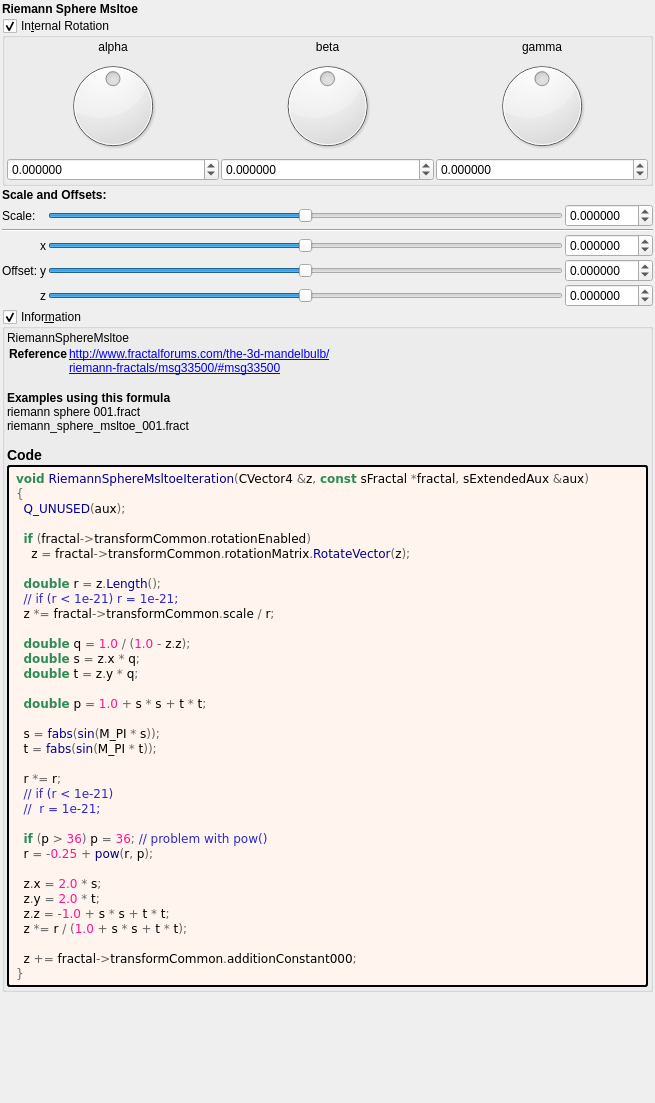
buddhi1980/mandelbulber2, file mandelbulber2/formula/ui/fractal_riemann_sphere_msltoe.ui: the form before one commit.
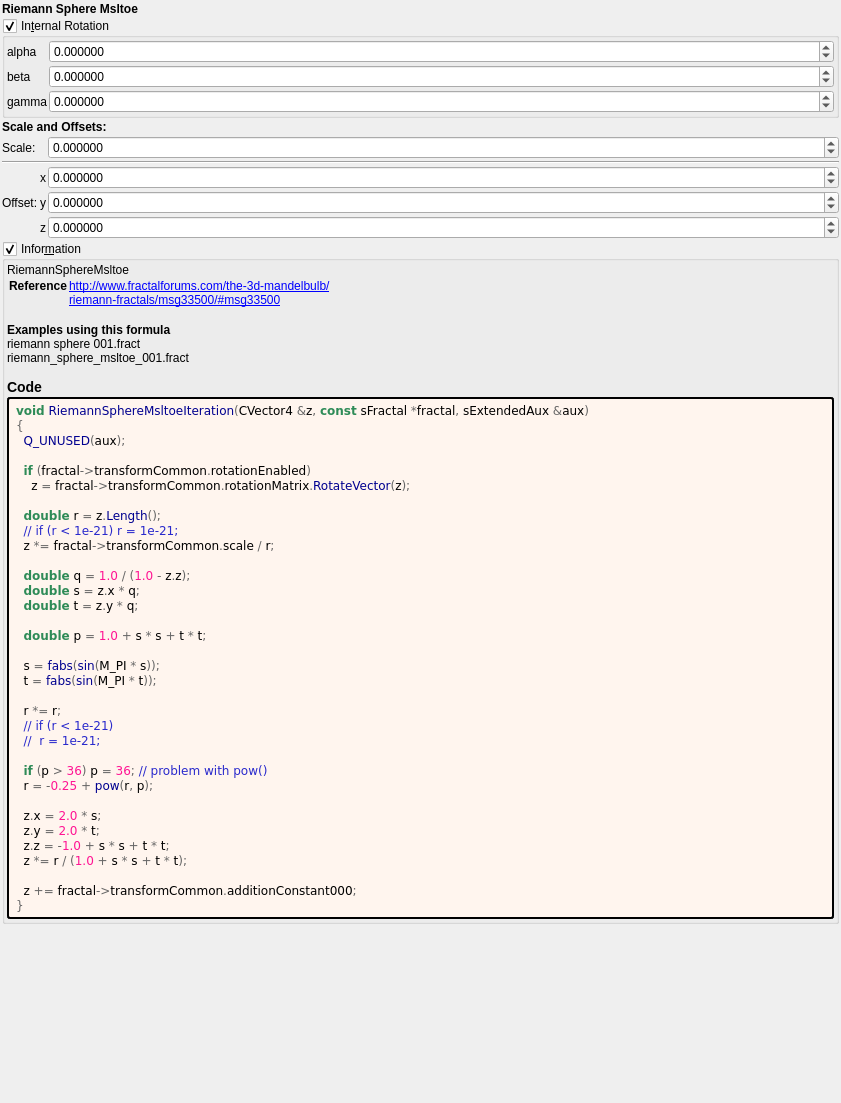
The form after the commit. Custom widgets are drawn as their Qt base class.

The edit to the form file:
```diff
--- a/mandelbulber2/formula/ui/fractal_riemann_sphere_msltoe.ui
+++ b/mandelbulber2/formula/ui/fractal_riemann_sphere_msltoe.ui
@@ -6,7 +6,7 @@
    <rect>
     <x>0</x>
     <y>0</y>
-    <width>655</width>
+    <width>841</width>
     <height>1103</height>
    </rect>
   </property>
@@ -67,28 +67,43 @@
        <number>2</number>
       </property>
       <item>
-       <layout class="QGridLayout" name="gridLayout_10">
+       <layout class="QGridLayout" name="gridLayout_10" columnstretch="0,1">
         <property name="spacing">
          <number>2</number>
         </property>
-        <item row="1" column="2">
+        <item row="3" column="1">
+         <widget class="MyDoubleSpinBox" name="spinboxd3_transf_rotation_z">
+          <property name="sizePolicy">
+           <sizepolicy hsizetype="Minimum" vsizetype="Maximum">
+            <horstretch>0</horstretch>
+            <verstretch>0</verstretch>
+           </sizepolicy>
+          </property>
+          <property name="prefix">
+           <string/>
+          </property>
+          <property name="suffix">
+           <string/>
+          </property>
+          <property name="decimals">
+           <number>6</number>
+          </property>
+          <property name="minimum">
+           <double>-180.000000000000000</double>
+          </property>
+          <property name="maximum">
+           <double>180.000000000000000</double>
+          </property>
+          <property name="singleStep">
+           <double>1.000000000000000</double>
+          </property>
+         </widget>
+        </item>
+        <item row="3" column="0">
          <widget class="QLabel" name="label_36">
           <property name="text">
            <string notr="true">gamma</string>
           </property>
-          <property name="alignment">
-           <set>Qt::AlignCenter</set>
-          </property>
-         </widget>
-        </item>
-        <item row="1" column="1">
-         <widget class="QLabel" name="label_34">
-          <property name="text">
-           <string notr="true">beta</string>
-          </property>
-          <property name="alignment">
-           <set>Qt::AlignCenter</set>
-          </property>
          </widget>
         </item>
         <item row="1" column="0">
@@ -96,80 +111,17 @@
           <property name="text">
            <string notr="true">alpha</string>
           </property>
-          <property name="alignment">
-           <set>Qt::AlignCenter</set>
-          </property>
-         </widget>
-        </item>
-        <item row="2" column="1">
-         <widget class="QDial" name="dial3_transf_rotation_y">
-          <property name="minimum">
-           <number>-18000</number>
-          </property>
-          <property name="maximum">
-           <number>18000</number>
-          </property>
-          <property name="wrapping">
-           <bool>true</bool>
-          </property>
-         </widget>
-        </item>
-        <item row="2" column="2">
-         <widget class="QDial" name="dial3_transf_rotation_z">
-          <property name="minimum">
-           <number>-18000</number>
-          </property>
-          <property name="maximum">
-           <number>18000</number>
-          </property>
-          <property name="wrapping">
-           <bool>true</bool>
-          </property>
-         </widget>
-        </item>
-        <item row="3" column="0">
-         <widget class="MyDoubleSpinBox" name="spinboxd3_transf_rotation_x">
-          <property name="sizePolicy">
-           <sizepolicy hsizetype="Minimum" vsizetype="Maximum">
-            <horstretch>0</horstretch>
-            <verstretch>0</verstretch>
-           </sizepolicy>
-          </property>
-          <property name="prefix">
-           <string/>
-          </property>
-          <property name="suffix">
-           <string/>
-          </property>
-          <property name="decimals">
-           <number>6</number>
-          </property>
-          <property name="minimum">
-           <double>-180.000000000000000</double>
-          </property>
-          <property name="maximum">
-           <double>180.000000000000000</double>
-          </property>
-          <property name="singleStep">
-           <double>1.000000000000000</double>
-          </property>
          </widget>
         </item>
         <item row="2" column="0">
-         <widget class="QDial" name="dial3_transf_rotation_x">
-          <property name="minimum">
-           <number>-18000</number>
-          </property>
-          <property name="maximum">
-           <number>18000</number>
-          </property>
-          <property name="wrapping">
-           <bool>true</bool>
+         <widget class="QLabel" name="label_34">
+          <property name="text">
+           <string notr="true">beta</string>
           </property>
          </widget>
         </item>
-        <item row="3" column="2">
-         <widget class="MyDoubleSpinBox" name="spinboxd3_transf_rotation_z">
+        <item row="1" column="1">
+         <widget class="MyDoubleSpinBox" name="spinboxd3_transf_rotation_x">
           <property name="sizePolicy">
            <sizepolicy hsizetype="Minimum" vsizetype="Maximum">
             <horstretch>0</horstretch>
@@ -196,7 +148,7 @@
           </property>
          </widget>
         </item>
-        <item row="3" column="1">
+        <item row="2" column="1">
          <widget class="MyDoubleSpinBox" name="spinboxd3_transf_rotation_y">
           <property name="sizePolicy">
            <sizepolicy hsizetype="Minimum" vsizetype="Maximum">
@@ -243,10 +195,101 @@
     </widget>
    </item>
    <item>
-    <layout class="QGridLayout" name="gridLayout_63">
+    <layout class="QGridLayout" name="gridLayout_63" columnstretch="0,0,0,1">
      <property name="spacing">
       <number>2</number>
      </property>
+     <item row="3" column="3">
+      <widget class="MyDoubleSpinBox" name="spinbox3_transf_addition_constant_x">
+       <property name="sizePolicy">
+        <sizepolicy hsizetype="Minimum" vsizetype="Maximum">
+         <horstretch>0</horstretch>
+         <verstretch>0</verstretch>
+        </sizepolicy>
+       </property>
+       <property name="prefix">
+        <string/>
+       </property>
+       <property name="suffix">
+        <string/>
+       </property>
+       <property name="decimals">
+        <number>6</number>
+       </property>
+       <property name="minimum">
+        <double>-99.989999999999995</double>
+       </property>
+       <property name="maximum">
+        <double>99.989999999999995</double>
+       </property>
+       <property name="singleStep">
+        <double>0.100000000000000</double>
+       </property>
+      </widget>
+     </item>
+     <item row="2" column="1" colspan="3">
+      <widget class="Line" name="line_55">
+       <property name="orientation">
+        <enum>Qt::Horizontal</enum>
+       </property>
+      </widget>
+     </item>
+     <item row="5" column="3">
+      <widget class="MyDoubleSpinBox" name="spinbox3_transf_addition_constant_z">
+       <property name="sizePolicy">
+        <sizepolicy hsizetype="Minimum" vsizetype="Maximum">
+         <horstretch>0</horstretch>
+         <verstretch>0</verstretch>
+        </sizepolicy>
+       </property>
+       <property name="prefix">
+        <string/>
+       </property>
+       <property name="suffix">
+        <string/>
+       </property>
+       <property name="decimals">
+        <number>6</number>
+       </property>
+       <property name="minimum">
+        <double>-99.989999999999995</double>
+       </property>
+       <property name="maximum">
+        <double>99.989999999999995</double>
+       </property>
+       <property name="singleStep">
+        <double>0.100000000000000</double>
+       </property>
+      </widget>
+     </item>
+     <item row="1" column="3">
+      <widget class="MyDoubleSpinBox" name="spinbox_transf_scale">
+       <property name="sizePolicy">
+        <sizepolicy hsizetype="Minimum" vsizetype="Maximum">
+         <horstretch>0</horstretch>
+         <verstretch>0</verstretch>
+        </sizepolicy>
+       </property>
+       <property name="prefix">
+        <string/>
+       </property>
+       <property name="suffix">
+        <string/>
+       </property>
+       <property name="decimals">
+        <number>6</number>
+       </property>
+       <property name="minimum">
+        <double>-99.989999999999995</double>
+       </property>
+       <property name="maximum">
+        <double>99.989999999999995</double>
+       </property>
+       <property name="singleStep">
+        <double>0.100000000000000</double>
+       </property>
+      </widget>
+     </item>
      <item row="1" column="1">
       <widget class="QLabel" name="label_251">
        <property name="text">
@@ -254,14 +297,7 @@
        </property>
       </widget>
      </item>
-     <item row="2" column="1" colspan="4">
-      <widget class="Line" name="line_55">
-       <property name="orientation">
-        <enum>Qt::Horizontal</enum>
-       </property>
-      </widget>
-     </item>
-     <item row="4" column="4">
+     <item row="4" column="3">
       <widget class="MyDoubleSpinBox" name="spinbox3_transf_addition_constant_y">
        <property name="sizePolicy">
         <sizepolicy hsizetype="Minimum" vsizetype="Maximum">
@@ -289,57 +325,6 @@
        </property>
       </widget>
      </item>
-     <item row="4" column="2">
-      <widget class="QLabel" name="label_113">
-       <property name="text">
-        <string notr="true">y</string>
-       </property>
-      </widget>
-     </item>
-     <item row="5" column="3">
-      <widget class="QSlider" name="slider3_transf_addition_constant_z">
-       <property name="sizePolicy">
-        <sizepolicy hsizetype="Expanding" vsizetype="Maximum">
-         <horstretch>0</horstretch>
-         <verstretch>0</verstretch>
-        </sizepolicy>
-       </property>
-       <property name="minimum">
-        <number>-5000000</number>
-       </property>
-       <property name="maximum">
-        <number>5000000</number>
-       </property>
-       <property name="singleStep">
-        <number>1</number>
-       </property>
-       <property name="orientation">
-        <enum>Qt::Horizontal</enum>
-       </property>
-      </widget>
-     </item>
-     <item row="1" column="3">
-      <widget class="QSlider" name="slider_transf_scale">
-       <property name="sizePolicy">
-        <sizepolicy hsizetype="Preferred" vsizetype="Preferred">
-         <horstretch>0</horstretch>
-         <verstretch>0</verstretch>
-        </sizepolicy>
-       </property>
-       <property name="minimum">
-        <number>-5000000</number>
-       </property>
-       <property name="maximum">
-        <number>5000000</number>
-       </property>
-       <property name="singleStep">
-        <number>1</number>
-       </property>
-       <property name="orientation">
-        <enum>Qt::Horizontal</enum>
-       </property>
-      </widget>
-     </item>
      <item row="3" column="2">
       <widget class="QLabel" name="label_112">
        <property name="text">
@@ -347,13 +332,6 @@
        </property>
       </widget>
      </item>
-     <item row="4" column="1">
-      <widget class="QLabel" name="label_255">
-       <property name="text">
-        <string>Offset:</string>
-       </property>
-      </widget>
-     </item>
      <item row="5" column="2">
       <widget class="QLabel" name="label_114">
        <property name="text">
@@ -361,131 +339,17 @@
        </property>
       </widget>
      </item>
-     <item row="5" column="4">
-      <widget class="MyDoubleSpinBox" name="spinbox3_transf_addition_constant_z">
-       <property name="sizePolicy">
-        <sizepolicy hsizetype="Minimum" vsizetype="Maximum">
-         <horstretch>0</horstretch>
-         <verstretch>0</verstretch>
-        </sizepolicy>
+     <item row="4" column="1">
+      <widget class="QLabel" name="label_255">
+       <property name="text">
+        <string>Offset:</string>
        </property>
-       <property name="prefix">
-        <string/>
-       </property>
-       <property name="suffix">
-        <string/>
-       </property>
-       <property name="decimals">
-        <number>6</number>
-       </property>
-       <property name="minimum">
-        <double>-99.989999999999995</double>
-       </property>
-       <property name="maximum">
-        <double>99.989999999999995</double>
-       </property>
-       <property name="singleStep">
-        <double>0.100000000000000</double>
-       </property>
       </widget>
      </item>
-     <item row="1" column="4">
-      <widget class="MyDoubleSpinBox" name="spinbox_transf_scale">
-       <property name="sizePolicy">
-        <sizepolicy hsizetype="Minimum" vsizetype="Maximum">
-         <horstretch>0</horstretch>
-         <verstretch>0</verstretch>
-        </sizepolicy>
-       </property>
-       <property name="prefix">
-        <string/>
-       </property>
-       <property name="suffix">
-        <string/>
-       </property>
-       <property name="decimals">
-        <number>6</number>
-       </property>
-       <property name="minimum">
-        <double>-99.989999999999995</double>
-       </property>
-       <property name="maximum">
-        <double>99.989999999999995</double>
-       </property>
-       <property name="singleStep">
-        <double>0.100000000000000</double>
-       </property>
-      </widget>
-     </item>
-     <item row="3" column="3">
-      <widget class="QSlider" name="slider3_transf_addition_constant_x">
-       <property name="sizePolicy">
-        <sizepolicy hsizetype="Preferred" vsizetype="Preferred">
-         <horstretch>0</horstretch>
-         <verstretch>0</verstretch>
-        </sizepolicy>
-       </property>
-       <property name="minimum">
-        <number>-5000000</number>
-       </property>
-       <property name="maximum">
-        <number>5000000</number>
-       </property>
-       <property name="singleStep">
-        <number>1</number>
-       </property>
-       <property name="orientation">
-        <enum>Qt::Horizontal</enum>
-       </property>
-      </widget>
-     </item>
-     <item row="4" column="3">
-      <widget class="QSlider" name="slider3_transf_addition_constant_y">
-       <property name="sizePolicy">
-        <sizepolicy hsizetype="Expanding" vsizetype="Maximum">
-         <horstretch>0</horstretch>
-         <verstretch>0</verstretch>
-        </sizepolicy>
-       </property>
-       <property name="minimum">
-        <number>-5000000</number>
-       </property>
-       <property name="maximum">
-        <number>5000000</number>
-       </property>
-       <property name="singleStep">
-        <number>1</number>
-       </property>
-       <property name="orientation">
-        <enum>Qt::Horizontal</enum>
-       </property>
-      </widget>
-     </item>
-     <item row="3" column="4">
-      <widget class="MyDoubleSpinBox" name="spinbox3_transf_addition_constant_x">
-       <property name="sizePolicy">
-        <sizepolicy hsizetype="Minimum" vsizetype="Maximum">
-         <horstretch>0</horstretch>
-         <verstretch>0</verstretch>
-        </sizepolicy>
-       </property>
-       <property name="prefix">
-        <string/>
-       </property>
-       <property name="suffix">
-        <string/>
-       </property>
-       <property name="decimals">
-        <number>6</number>
-       </property>
-       <property name="minimum">
-        <double>-99.989999999999995</double>
-       </property>
-       <property name="maximum">
-        <double>99.989999999999995</double>
-       </property>
-       <property name="singleStep">
-        <double>0.100000000000000</double>
+     <item row="4" column="2">
+      <widget class="QLabel" name="label_113">
+       <property name="text">
+        <string notr="true">y</string>
        </property>
       </widget>
      </item>
@@ -613,17 +477,17 @@
   </layout>
  </widget>
  <customwidgets>
-  <customwidget>
-   <class>MyDoubleSpinBox</class>
-   <extends>QDoubleSpinBox</extends>
-   <header>my_double_spin_box.h</header>
-  </customwidget>
   <customwidget>
    <class>MyGroupBox</class>
    <extends>QGroupBox</extends>
    <header>my_group_box.h</header>
    <container>1</container>
   </customwidget>
+  <customwidget>
+   <class>MyDoubleSpinBox</class>
+   <extends>QDoubleSpinBox</extends>
+   <header>my_double_spin_box.h</header>
+  </customwidget>
  </customwidgets>
  <tabstops>
   <tabstop>groupCheck_transf_rotation_enabled</tabstop>
```
Left out of the diff: 11 changed lines with no effect on the pictures.
